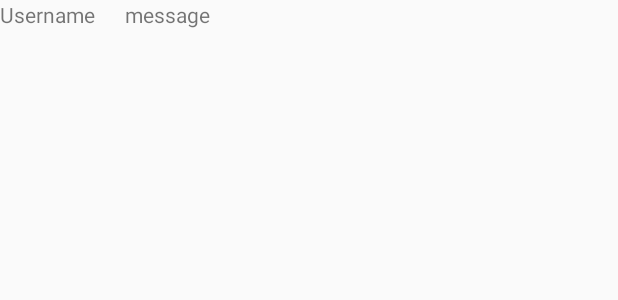
After one commit to OlivierCoue/NamelessApp, an Android app: the layout activity_message_notif.xml on its own in the app's theme, with its tools: preview values and no code run, on a phone screen of 412 x 824 dp. The commit adds this screen. Shown: the top 300 px of the screen. Run offline under Robolectric (Android 15) with nearby library versions, the phone set to English and light mode, and no system bars.

Commit message:
Notifications when away

```diff
--- a/app/src/main/AndroidManifest.xml
+++ b/app/src/main/AndroidManifest.xml
@@ -34,6 +34,7 @@
             android:name=".activies.ChatActivity"
             android:label="@string/app_name">
         </activity>
+
     </application>
 
 </manifest>
--- a/app/src/main/java/com/oliviercoue/httpwww/nameless/activies/StartActivity.java
+++ b/app/src/main/java/com/oliviercoue/httpwww/nameless/activies/StartActivity.java
@@ -71,7 +71,6 @@ public class StartActivity extends AppCompatActivity implements GoogleApiClient.
     private static float seekBakProcess = 34;
     private Display display;
     private Point screenSize = new Point();
-
     private static String socketId;
     private Socket ioSocket;
     {
@@ -143,6 +142,10 @@ public class StartActivity extends AppCompatActivity implements GoogleApiClient.
         actionBar.setTitle("");
         rangeSeekBar.setProgress((int) seekBakProcess);
         rangeValueView.setText("~" + (int) Math.pow(2, seekBakProcess / 10) + " km");
+        LinearLayout.LayoutParams param = new LinearLayout.LayoutParams(
+                (int)(seekBakProcess*(screenSize.x/100)),
+                LinearLayout.LayoutParams.MATCH_PARENT, 1.0f);
+        seekbarGradientLayout.setLayoutParams(param);
 
         activity = this;
 
--- /dev/null
+++ b/app/src/main/res/layout/activity_message_notif.xml
@@ -0,0 +1,23 @@
+<?xml version="1.0" encoding="utf-8"?>
+<LinearLayout xmlns:android="http://schemas.android.com/apk/res/android"
+    android:orientation="vertical" android:layout_width="match_parent"
+    android:layout_height="match_parent">
+
+    <LinearLayout
+        android:layout_width="match_parent"
+        android:layout_height="match_parent"
+        android:orientation="horizontal">
+        <TextView
+            android:id="@+id/message_notif_username"
+            android:layout_marginRight="20dp"
+            android:layout_width="wrap_content"
+            android:layout_height="wrap_content"
+            android:text="Username" />
+
+        <TextView
+            android:id="@+id/message_notif_text"
+            android:layout_width="wrap_content"
+            android:layout_height="wrap_content"
+            android:text="message" />
+    </LinearLayout>
+</LinearLayout>
```
Also changed, not shown: app/src/main/java/com/oliviercoue/httpwww/nameless/activies/ChatActivity.java (+26 -8 lines), app/src/main/java/com/oliviercoue/httpwww/nameless/notifications/MyNotificationManager.java (added, +51 -0 lines).
